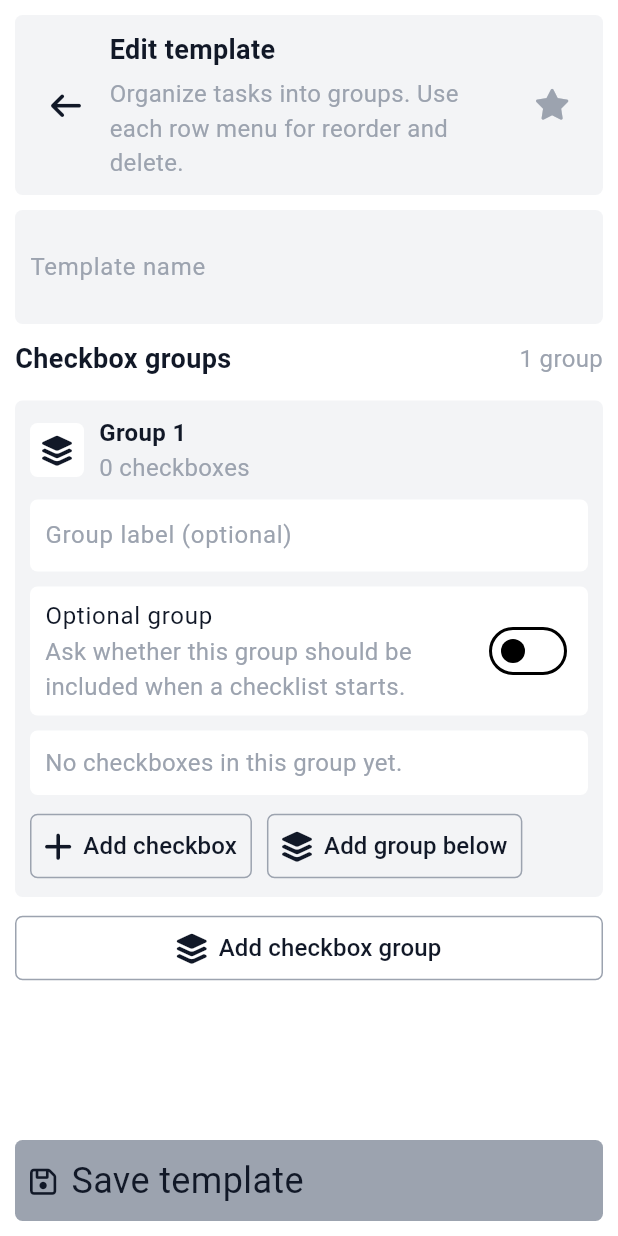
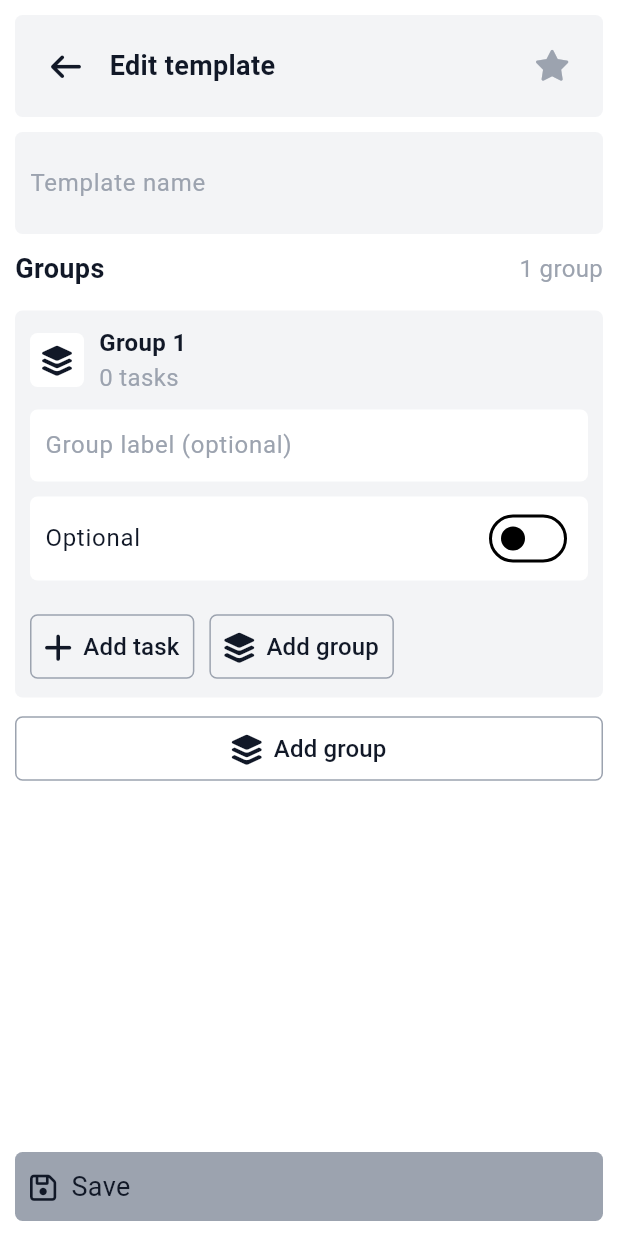
Before and after one commit to Jakob37/Checklist-templates-in-Flutter, a Flutter app: the MakeTemplateScreen screen opened by its route, on a phone screen of 412 x 824 dp. Run offline on Flutter 3.47's test engine with Material 3 defaults, Android fonts, the phone set to English and light mode, and no system bars; our stand-ins replace file_picker, font_awesome_flutter, go_router, share_plus, shared_preferences; accounts and stored records are empty.

Commit message:
Cleaned up interface

```diff
--- a/lib/screens/make_template_screen.dart
+++ b/lib/screens/make_template_screen.dart
@@ -303,9 +303,6 @@ class _MakeTemplateScreenState extends State<MakeTemplateScreen> {
   @override
   Widget build(BuildContext context) {
     final screenTitle = widget.isNew ? 'New template' : 'Edit template';
-    final screenSubtitle = widget.syncActiveChecklists
-        ? 'Changes here will also update the active checklist.'
-        : 'Organize tasks into groups. Use each row menu for reorder and delete.';
 
     return Scaffold(
       body: Column(
@@ -329,10 +326,10 @@ class _MakeTemplateScreenState extends State<MakeTemplateScreen> {
                 ),
                 const SizedBox(width: AppSizes.xs),
                 Expanded(
-                  child: Column(
-                    crossAxisAlignment: CrossAxisAlignment.start,
+                  child: Row(
                     children: [
-                      Text(
+                      Expanded(
+                        child: Text(
                           screenTitle,
                           style: const TextStyle(
                             color: AppColors.light,
@@ -340,12 +337,26 @@ class _MakeTemplateScreenState extends State<MakeTemplateScreen> {
                             fontWeight: FontWeight.bold,
                           ),
                         ),
-                      const SizedBox(height: AppSizes.xs),
-                      Text(
-                        screenSubtitle,
-                        style: const TextStyle(
+                      ),
+                      if (widget.syncActiveChecklists)
+                        Container(
+                          padding: const EdgeInsets.symmetric(
+                            horizontal: AppSizes.s,
+                            vertical: AppSizes.xs,
+                          ),
+                          decoration: BoxDecoration(
+                            color: AppColors.primary,
+                            borderRadius: BorderRadius.circular(
+                              AppSizes.borderRadius,
+                            ),
+                          ),
+                          child: const Text(
+                            'Sync active',
+                            style: TextStyle(
                               color: AppColors.faint,
                               fontSize: AppSizes.textSub,
+                              fontWeight: FontWeight.bold,
+                            ),
                           ),
                         ),
                     ],
@@ -376,9 +387,7 @@ class _MakeTemplateScreenState extends State<MakeTemplateScreen> {
               autofocus: widget.isNew,
               style: const TextStyle(color: AppColors.light),
               decoration: const InputDecoration(
-                labelText: 'Template name',
-                labelStyle: TextStyle(color: AppColors.faint),
-                hintText: 'Enter template name',
+                hintText: 'Template name',
                 hintStyle: TextStyle(color: AppColors.faint),
                 border: InputBorder.none,
               ),
@@ -396,7 +405,7 @@ class _MakeTemplateScreenState extends State<MakeTemplateScreen> {
               children: [
                 const Expanded(
                   child: Text(
-                    'Checkbox groups',
+                    'Groups',
                     style: TextStyle(
                       color: AppColors.light,
                       fontSize: AppSizes.textMinor,
@@ -477,7 +486,7 @@ class _MakeTemplateScreenState extends State<MakeTemplateScreen> {
                       color: AppColors.light,
                     ),
                     label: const Text(
-                      'Add checkbox group',
+                      'Add group',
                       style: TextStyle(
                         color: AppColors.light,
                         fontSize: AppSizes.textSub,
@@ -512,11 +521,9 @@ class _MakeTemplateScreenState extends State<MakeTemplateScreen> {
                   ),
                   const SizedBox(width: AppSizes.s),
                   Text(
-                    widget.syncActiveChecklists
-                        ? 'Save template and checklist'
-                        : 'Save template',
+                    widget.syncActiveChecklists ? 'Save + sync' : 'Save',
                     style: TextStyle(
-                      fontSize: AppSizes.textMajor,
+                      fontSize: AppSizes.textMinor,
                       color: _saveActive ? AppColors.white : AppColors.light,
                     ),
                   ),
@@ -577,7 +584,7 @@ class _StackEditorCard extends StatelessWidget {
   @override
   Widget build(BuildContext context) {
     final taskCountLabel =
-        '${stack.tasks.length} ${stack.tasks.length == 1 ? 'checkbox' : 'checkboxes'}';
+        '${stack.tasks.length} ${stack.tasks.length == 1 ? 'task' : 'tasks'}';
     final hasMenuActions = canMoveUp || canMoveDown || canRemove;
 
     return BluePanel(
@@ -699,16 +706,9 @@ class _StackEditorCard extends StatelessWidget {
               value: isOptional,
               activeThumbColor: AppColors.highlight2,
               title: const Text(
-                'Optional group',
+                'Optional',
                 style: TextStyle(
                   color: AppColors.light,
-                  fontSize: AppSizes.textSub,
-                ),
-              ),
-              subtitle: const Text(
-                'Ask whether this group should be included when a checklist starts.',
-                style: TextStyle(
-                  color: AppColors.faint,
                   fontSize: AppSizes.textSub,
                 ),
               ),
@@ -716,22 +716,6 @@ class _StackEditorCard extends StatelessWidget {
             ),
           ),
           const SizedBox(height: AppSizes.s),
-          if (stack.tasks.isEmpty)
-            Container(
-              width: double.infinity,
-              padding: const EdgeInsets.all(AppSizes.s),
-              decoration: BoxDecoration(
-                color: AppColors.primary,
-                borderRadius: BorderRadius.circular(AppSizes.borderRadius),
-              ),
-              child: const Text(
-                'No checkboxes in this group yet.',
-                style: TextStyle(
-                  color: AppColors.faint,
-                  fontSize: AppSizes.textSub,
-                ),
-              ),
-            ),
           ...stack.tasks.asMap().entries.map((entry) {
             final index = entry.key;
             final task = entry.value;
@@ -761,12 +745,12 @@ class _StackEditorCard extends StatelessWidget {
             children: [
               _EditorActionButton(
                 icon: FontAwesomeIcons.plus,
-                label: 'Add checkbox',
+                label: 'Add task',
                 onPressed: onAddTask,
               ),
               _EditorActionButton(
                 icon: FontAwesomeIcons.layerGroup,
-                label: 'Add group below',
+                label: 'Add group',
                 onPressed: onAddGroupAfter,
               ),
             ],
--- a/lib/screens/view_template_widget.dart
+++ b/lib/screens/view_template_widget.dart
@@ -19,8 +19,6 @@ class ViewTemplateWidget extends StatelessWidget {
       children: [
         ScreenHeader(
           title: template.label,
-          subtitle:
-              '${template.taskCount} tasks across ${template.stacks.length} ${template.stacks.length == 1 ? 'group' : 'groups'}',
           icon: const FaIcon(
             FontAwesomeIcons.eye,
             size: AppSizes.iconMedium,
```
Also changed, not shown: lib/screens/checklists_screen.dart (+13 -12 lines), lib/screens/settings_screen.dart (+2 -15 lines), lib/screens/templates_screen.dart (+28 -45 lines), lib/widgets/screen_header.dart (+8 -6 lines). Lines whose indentation alone changed are shown as unchanged.
